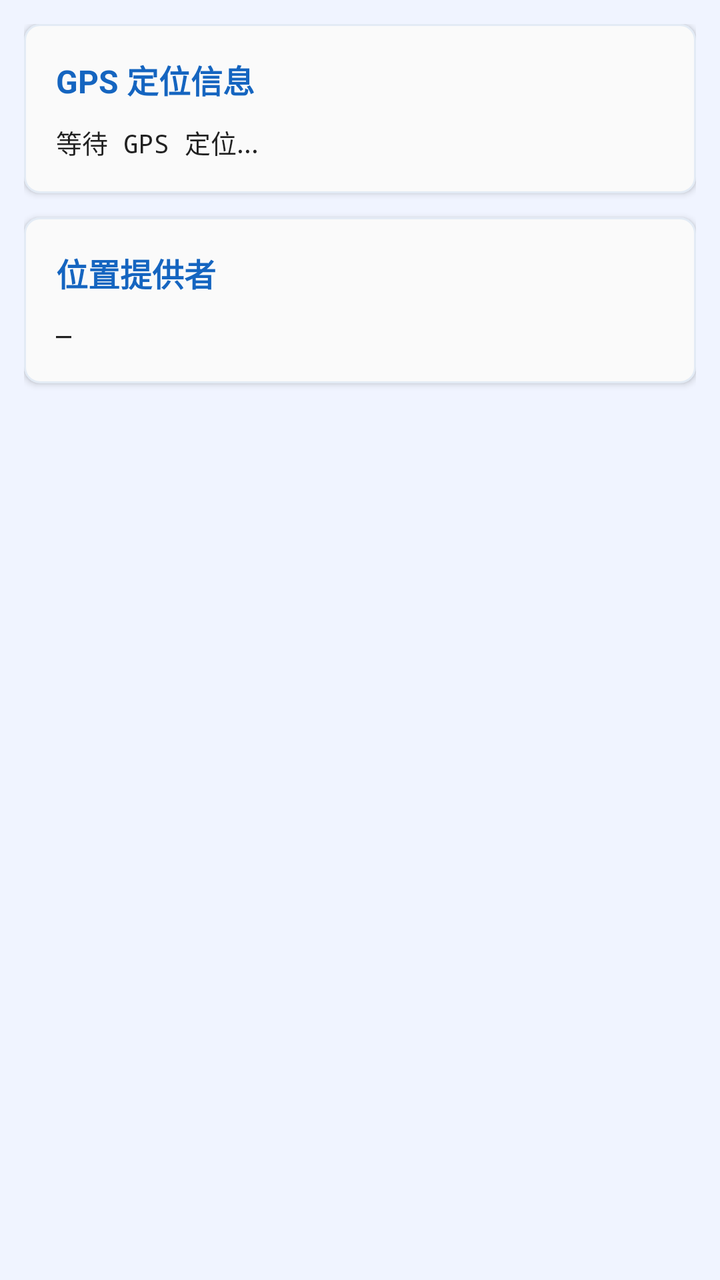
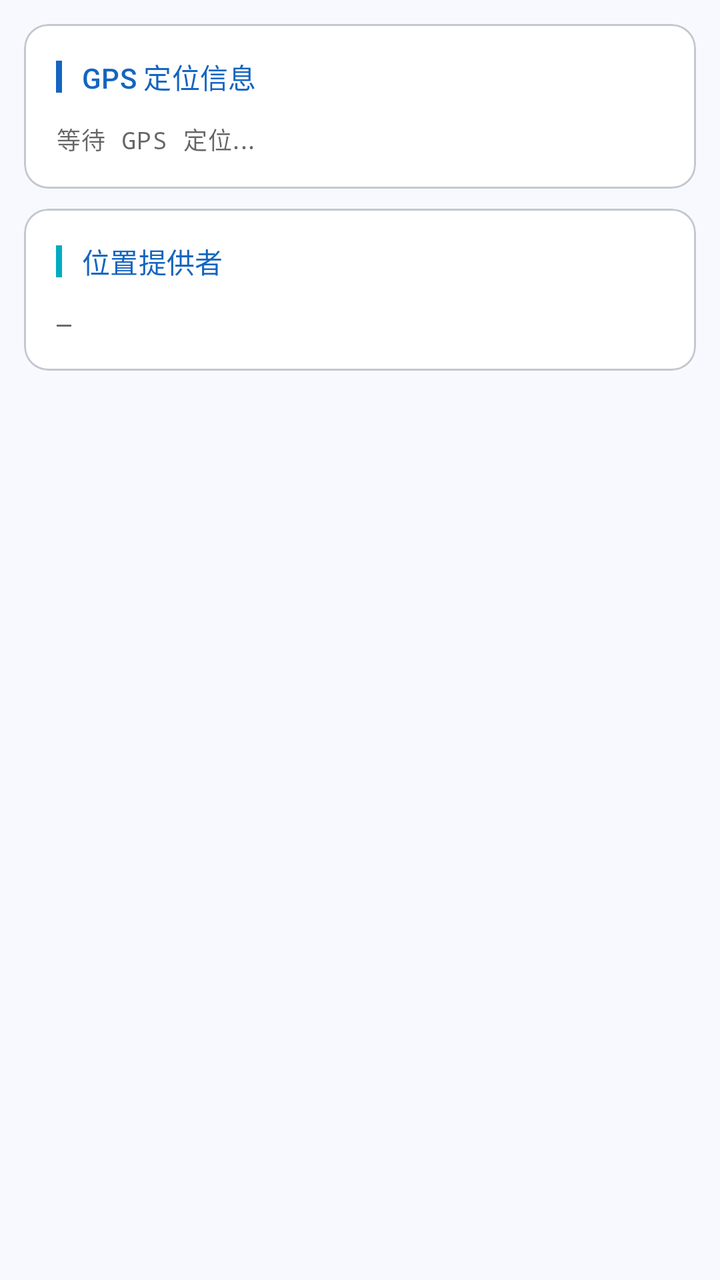

Compare the two renders of this Android layout. The source of the first and the diff that turns it into the second are given below.
<!-- AndroidManifest.xml: application theme Theme.CellSentinelApp -->
<!-- res/layout/fragment_location_info.xml -->
<?xml version="1.0" encoding="utf-8"?>
<ScrollView xmlns:android="http://schemas.android.com/apk/res/android"
    xmlns:app="http://schemas.android.com/apk/res-auto"
    android:layout_width="match_parent"
    android:layout_height="match_parent"
    android:background="@color/background"
    android:padding="12dp">

    <LinearLayout
        android:layout_width="match_parent"
        android:layout_height="wrap_content"
        android:orientation="vertical">

        
        <com.google.android.material.card.MaterialCardView
            android:layout_width="match_parent"
            android:layout_height="wrap_content"
            android:layout_marginBottom="12dp"
            app:cardElevation="2dp"
            app:cardCornerRadius="8dp"
            app:cardBackgroundColor="@color/colorSurfaceFaint">
            <LinearLayout
                android:layout_width="match_parent"
                android:layout_height="wrap_content"
                android:orientation="vertical"
                android:padding="16dp">
                <TextView
                    android:layout_width="match_parent"
                    android:layout_height="wrap_content"
                    android:text="GPS 定位信息"
                    android:textSize="16sp"
                    android:textStyle="bold"
                    android:textColor="@color/colorPrimary"
                    android:layout_marginBottom="10dp" />
                <TextView
                    android:id="@+id/tv_location_info"
                    android:layout_width="match_parent"
                    android:layout_height="wrap_content"
                    android:textSize="13sp"
                    android:textColor="@color/textColorPrimary"
                    android:fontFamily="monospace"
                    android:lineSpacingMultiplier="1.6"
                    android:text="等待 GPS 定位..." />
            </LinearLayout>
        </com.google.android.material.card.MaterialCardView>

        
        <com.google.android.material.card.MaterialCardView
            android:layout_width="match_parent"
            android:layout_height="wrap_content"
            android:layout_marginBottom="12dp"
            app:cardElevation="2dp"
            app:cardCornerRadius="8dp"
            app:cardBackgroundColor="@color/colorSurfaceFaint">
            <LinearLayout
                android:layout_width="match_parent"
                android:layout_height="wrap_content"
                android:orientation="vertical"
                android:padding="16dp">
                <TextView
                    android:layout_width="match_parent"
                    android:layout_height="wrap_content"
                    android:text="位置提供者"
                    android:textSize="16sp"
                    android:textStyle="bold"
                    android:textColor="@color/colorPrimary"
                    android:layout_marginBottom="10dp" />
                <TextView
                    android:id="@+id/tv_provider_info"
                    android:layout_width="match_parent"
                    android:layout_height="wrap_content"
                    android:textSize="13sp"
                    android:textColor="@color/textColorPrimary"
                    android:fontFamily="monospace"
                    android:lineSpacingMultiplier="1.6"
                    android:text="—" />
            </LinearLayout>
        </com.google.android.material.card.MaterialCardView>

    </LinearLayout>
</ScrollView>
<!-- resources referenced by this layout -->
<resources>
  <color name="background">#F0F4FF</color>
  <color name="colorPrimary">#1565C0</color>
  <color name="colorSurfaceFaint">#FAFAFA</color>
  <color name="textColorPrimary">#DE000000</color>
  <style name="Theme.CellSentinelApp" parent="Theme.MaterialComponents.Light.DarkActionBar">
          
          <item name="colorPrimary">@color/colorPrimary</item>
          <item name="colorPrimaryVariant">@color/colorPrimaryDark</item>
          <item name="colorOnPrimary">@color/white</item>
          
          <item name="colorSecondary">@color/colorAccent</item>
          <item name="colorSecondaryVariant">@color/colorAccentDark</item>
          <item name="colorOnSecondary">@color/white</item>
          
          <item name="colorSurface">@color/colorSurface</item>
          <item name="colorOnSurface">@color/textColorPrimary</item>
          
          <item name="android:windowBackground">@color/background</item>
          <item name="android:colorBackground">@color/background</item>
          
          <item name="android:statusBarColor">@color/colorPrimaryDark</item>
          
          <item name="android:textColorPrimary">@color/textColorPrimary</item>
          <item name="android:textColorSecondary">@color/textColorSecondary</item>
          <item name="android:textColorHint">@color/textColorHint</item>
          
          <item name="materialCardViewStyle">@style/AppCardView</item>
          <item name="editTextStyle">@style/AppEditText</item>
          <item name="chipStyle">@style/AppChip</item>
      </style>
  <color name="colorPrimaryDark">#0D47A1</color>
  <color name="white">#FFFFFFFF</color>
  <color name="colorAccent">#00ACC1</color>
  <color name="colorAccentDark">#007C91</color>
  <color name="colorSurface">#FFFFFF</color>
  <color name="textColorSecondary">#99000000</color>
  <color name="textColorHint">#FF757575</color>
  <style name="AppCardView" parent="Widget.MaterialComponents.CardView">
          <item name="cardCornerRadius">8dp</item>
          <item name="cardElevation">2dp</item>
          <item name="cardBackgroundColor">@color/colorSurfaceFaint</item>
          <item name="strokeColor">@color/colorPrimaryTintBg</item>
          <item name="strokeWidth">1dp</item>
      </style>
  <style name="AppChip" parent="Widget.MaterialComponents.Chip.Filter">
          <item name="chipBackgroundColor">@color/chip_bg_color</item>
          <item name="android:textColor">@color/chip_text_color</item>
          <item name="chipStrokeColor">@color/colorPrimaryTintBg</item>
          <item name="chipStrokeWidth">1dp</item>
      </style>
  <color name="colorPrimaryTintBg">#1A1565C0</color>
  <!-- unchanged entries left out for length: 1 -->
</resources>

<!-- the commit's change to res/layout/fragment_location_info.xml (unified diff, before → after) -->
@@ -3,7 +3,7 @@
     xmlns:app="http://schemas.android.com/apk/res-auto"
     android:layout_width="match_parent"
     android:layout_height="match_parent"
-    android:background="@color/background"
+    android:background="?attr/colorSurface"
     android:padding="12dp">
 
     <LinearLayout
@@ -11,66 +11,50 @@
         android:layout_height="wrap_content"
         android:orientation="vertical">
 
-        
         <com.google.android.material.card.MaterialCardView
+            style="@style/AppInfoCard"
             android:layout_width="match_parent"
             android:layout_height="wrap_content"
-            android:layout_marginBottom="12dp"
-            app:cardElevation="2dp"
-            app:cardCornerRadius="8dp"
-            app:cardBackgroundColor="@color/colorSurfaceFaint">
-            <LinearLayout
-                android:layout_width="match_parent"
-                android:layout_height="wrap_content"
-                android:orientation="vertical"
-                android:padding="16dp">
-                <TextView
-                    android:layout_width="match_parent"
-                    android:layout_height="wrap_content"
-                    android:text="GPS 定位信息"
-                    android:textSize="16sp"
-                    android:textStyle="bold"
-                    android:textColor="@color/colorPrimary"
-                    android:layout_marginBottom="10dp" />
+            android:layout_marginBottom="10dp">
+            <LinearLayout android:layout_width="match_parent" android:layout_height="wrap_content"
+                android:orientation="vertical" android:padding="16dp">
+                <LinearLayout android:layout_width="match_parent" android:layout_height="wrap_content"
+                    android:orientation="horizontal" android:gravity="center_vertical"
+                    android:layout_marginBottom="12dp">
+                    <View android:layout_width="3dp" android:layout_height="16dp"
+                        android:background="@color/colorPrimary" android:layout_marginEnd="10dp" />
+                    <TextView style="@style/SectionTitle" android:text="GPS 定位信息" />
+                </LinearLayout>
                 <TextView
                     android:id="@+id/tv_location_info"
                     android:layout_width="match_parent"
                     android:layout_height="wrap_content"
-                    android:textSize="13sp"
-                    android:textColor="@color/textColorPrimary"
+                    android:textAppearance="?attr/textAppearanceBodySmall"
                     android:fontFamily="monospace"
                     android:lineSpacingMultiplier="1.6"
                     android:text="等待 GPS 定位..." />
             </LinearLayout>
         </com.google.android.material.card.MaterialCardView>
 
-        
         <com.google.android.material.card.MaterialCardView
+            style="@style/AppInfoCard"
             android:layout_width="match_parent"
             android:layout_height="wrap_content"
-            android:layout_marginBottom="12dp"
-            app:cardElevation="2dp"
-            app:cardCornerRadius="8dp"
-            app:cardBackgroundColor="@color/colorSurfaceFaint">
-            <LinearLayout
-                android:layout_width="match_parent"
-                android:layout_height="wrap_content"
-                android:orientation="vertical"
-                android:padding="16dp">
-                <TextView
-                    android:layout_width="match_parent"
-                    android:layout_height="wrap_content"
-                    android:text="位置提供者"
-                    android:textSize="16sp"
-                    android:textStyle="bold"
-                    android:textColor="@color/colorPrimary"
-                    android:layout_marginBottom="10dp" />
+            android:layout_marginBottom="10dp">
+            <LinearLayout android:layout_width="match_parent" android:layout_height="wrap_content"
+                android:orientation="vertical" android:padding="16dp">
+                <LinearLayout android:layout_width="match_parent" android:layout_height="wrap_content"
+                    android:orientation="horizontal" android:gravity="center_vertical"
+                    android:layout_marginBottom="12dp">
+                    <View android:layout_width="3dp" android:layout_height="16dp"
+                        android:background="@color/colorAccent" android:layout_marginEnd="10dp" />
+                    <TextView style="@style/SectionTitle" android:text="位置提供者" />
+                </LinearLayout>
                 <TextView
                     android:id="@+id/tv_provider_info"
                     android:layout_width="match_parent"
                     android:layout_height="wrap_content"
-                    android:textSize="13sp"
-                    android:textColor="@color/textColorPrimary"
+                    android:textAppearance="?attr/textAppearanceBodySmall"
                     android:fontFamily="monospace"
                     android:lineSpacingMultiplier="1.6"
                     android:text="—" />
<!-- resource entries referenced after the edit -->
@@ -1,56 +1,94 @@
 <!-- resources referenced by this layout -->
 <resources>
-  <color name="background">#F0F4FF</color>
   <color name="colorPrimary">#1565C0</color>
-  <color name="colorSurfaceFaint">#FAFAFA</color>
+  <style name="AppInfoCard" parent="Widget.Material3.CardView.Outlined">
+          <item name="cardCornerRadius">12dp</item>
+          <item name="cardElevation">0dp</item>
+          <item name="strokeWidth">1dp</item>
+          <item name="strokeColor">@color/colorOutlineVariant</item>
+          <item name="cardBackgroundColor">@color/colorSurfaceContainerLowest</item>
+          <item name="android:stateListAnimator">@null</item>
+      </style>
+  <style name="SectionTitle">
+          <item name="android:layout_width">wrap_content</item>
+          <item name="android:layout_height">wrap_content</item>
+          <item name="android:textAppearance">?attr/textAppearanceTitleSmall</item>
+          <item name="android:textColor">@color/colorPrimary</item>
+      </style>
   <color name="textColorPrimary">#DE000000</color>
-  <style name="Theme.CellSentinelApp" parent="Theme.MaterialComponents.Light.DarkActionBar">
+  <style name="Theme.CellSentinelApp" parent="Theme.Material3.Light">
+  
           
-          <item name="colorPrimary">@color/colorPrimary</item>
-          <item name="colorPrimaryVariant">@color/colorPrimaryDark</item>
-          <item name="colorOnPrimary">@color/white</item>
+          <item name="colorPrimary">#1565C0</item>
+          <item name="colorOnPrimary">#FFFFFF</item>
+          <item name="colorPrimaryContainer">#D8E4FF</item>
+          <item name="colorOnPrimaryContainer">#001849</item>
+  
           
-          <item name="colorSecondary">@color/colorAccent</item>
-          <item name="colorSecondaryVariant">@color/colorAccentDark</item>
-          <item name="colorOnSecondary">@color/white</item>
+          <item name="colorSecondary">#00ACC1</item>
+          <item name="colorOnSecondary">#FFFFFF</item>
+          <item name="colorSecondaryContainer">#B2EBF2</item>
+          <item name="colorOnSecondaryContainer">#001F24</item>
+  
           
-          <item name="colorSurface">@color/colorSurface</item>
-          <item name="colorOnSurface">@color/textColorPrimary</item>
+          <item name="colorTertiary">#6A1B9A</item>
+          <item name="colorOnTertiary">#FFFFFF</item>
+          <item name="colorTertiaryContainer">#EEDCFF</item>
+          <item name="colorOnTertiaryContainer">#230048</item>
+  
           
-          <item name="android:windowBackground">@color/background</item>
-          <item name="android:colorBackground">@color/background</item>
+          <item name="colorError">#B3261E</item>
+          <item name="colorOnError">#FFFFFF</item>
+          <item name="colorErrorContainer">#F9DEDC</item>
+          <item name="colorOnErrorContainer">#410E0B</item>
+  
           
-          <item name="android:statusBarColor">@color/colorPrimaryDark</item>
+          <item name="colorSurface">#F8F9FF</item>
+          <item name="colorOnSurface">#1A1C22</item>
+          <item name="colorSurfaceVariant">#DFE2EB</item>
+          <item name="colorOnSurfaceVariant">#43474F</item>
+          <item name="colorSurfaceContainerLowest">#FFFFFF</item>
+          <item name="colorSurfaceContainerLow">#F2F3FA</item>
+          <item name="colorSurfaceContainer">#ECEFF5</item>
+          <item name="colorSurfaceContainerHigh">#E6E8EF</item>
+          <item name="colorSurfaceContainerHighest">#E1E2EA</item>
+  
+          
+          <item name="colorOutline">#73777F</item>
+          <item name="colorOutlineVariant">#C3C7CF</item>
+  
+          
+          <item name="android:windowBackground">?attr/colorSurface</item>
+          <item name="android:statusBarColor">@color/colorPrimary</item>
+          <item name="android:navigationBarColor">?attr/colorSurface</item>
+  
           
           <item name="android:textColorPrimary">@color/textColorPrimary</item>
           <item name="android:textColorSecondary">@color/textColorSecondary</item>
           <item name="android:textColorHint">@color/textColorHint</item>
+  
           
           <item name="materialCardViewStyle">@style/AppCardView</item>
           <item name="editTextStyle">@style/AppEditText</item>
           <item name="chipStyle">@style/AppChip</item>
+  
       </style>
-  <color name="colorPrimaryDark">#0D47A1</color>
-  <color name="white">#FFFFFFFF</color>
+  <color name="colorOutlineVariant">#C3C7CF</color>
+  <color name="colorSurfaceContainerLowest">#FFFFFF</color>
   <color name="colorAccent">#00ACC1</color>
-  <color name="colorAccentDark">#007C91</color>
-  <color name="colorSurface">#FFFFFF</color>
   <color name="textColorSecondary">#99000000</color>
   <color name="textColorHint">#FF757575</color>
-  <style name="AppCardView" parent="Widget.MaterialComponents.CardView">
-          <item name="cardCornerRadius">8dp</item>
-          <item name="cardElevation">2dp</item>
-          <item name="cardBackgroundColor">@color/colorSurfaceFaint</item>
-          <item name="strokeColor">@color/colorPrimaryTintBg</item>
-          <item name="strokeWidth">1dp</item>
+  <style name="AppCardView" parent="Widget.Material3.CardView.Elevated">
+          <item name="cardCornerRadius">12dp</item>
+          <item name="cardElevation">1dp</item>
+          <item name="android:stateListAnimator">@null</item>
       </style>
-  <style name="AppChip" parent="Widget.MaterialComponents.Chip.Filter">
+  <style name="AppChip" parent="Widget.Material3.Chip.Filter">
           <item name="chipBackgroundColor">@color/chip_bg_color</item>
           <item name="android:textColor">@color/chip_text_color</item>
-          <item name="chipStrokeColor">@color/colorPrimaryTintBg</item>
+          <item name="chipStrokeColor">?attr/colorOutlineVariant</item>
           <item name="chipStrokeWidth">1dp</item>
       </style>
-  <color name="colorPrimaryTintBg">#1A1565C0</color>
   <!-- unchanged entries left out for length: 1 -->
 </resources>
 
